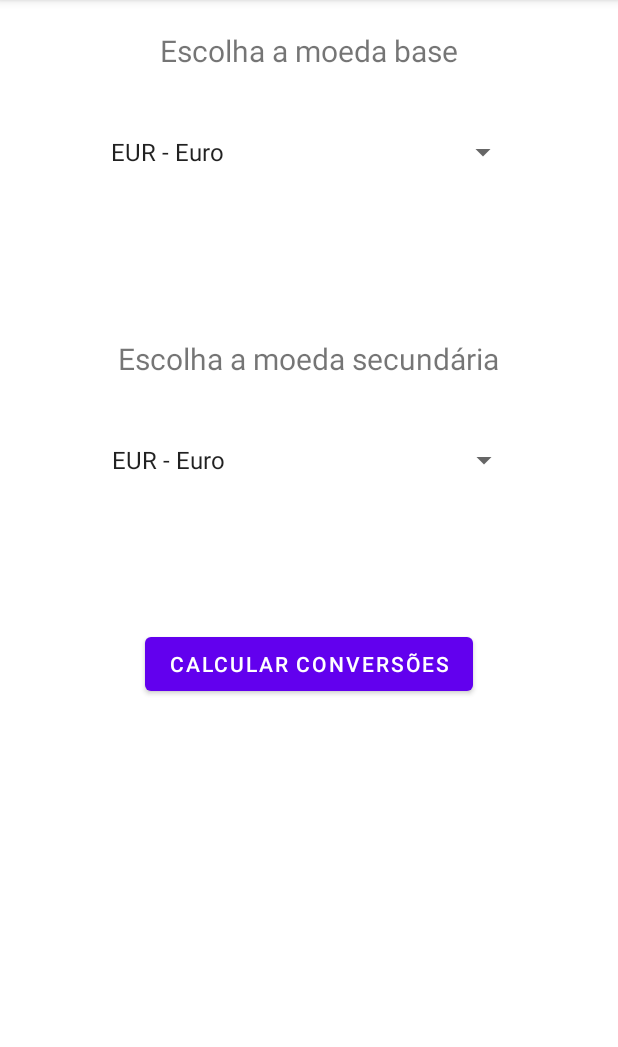
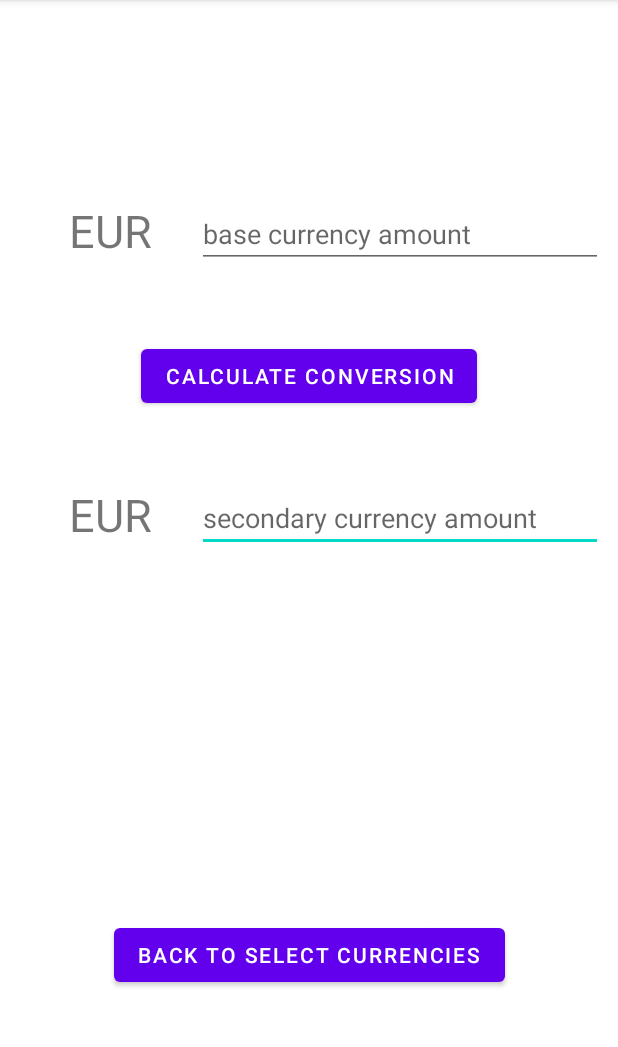
Before and after one commit to jandrevl/CurrencyConverterApp, an Android app: the screen it shows after launch (MainActivity before the commit, CurrencyCalculationActivity after it), after a tap on "CALCULAR CONVERSÕES", on a phone screen of 412 x 824 dp, the part 84-1131 px from its top. Run offline under Robolectric (Android 15) with nearby library versions, the phone set to English and light mode, and no system bars; Roboto replaces fonts that are not available here.

Commit message:
Continuing implementing the second activity

```diff
--- a/app/src/main/java/com/jandrevl/thecurrencyconverter/CurrencyCalculationActivity.java
+++ b/app/src/main/java/com/jandrevl/thecurrencyconverter/CurrencyCalculationActivity.java
@@ -2,13 +2,65 @@ package com.jandrevl.thecurrencyconverter;
 
 import androidx.appcompat.app.AppCompatActivity;
 
+import android.content.Intent;
 import android.os.Bundle;
+import android.util.Log;
+import android.view.MotionEvent;
+import android.view.View;
+import android.widget.EditText;
+import android.widget.TextView;
 
 public class CurrencyCalculationActivity extends AppCompatActivity {
+
+    double conversionRate = 0;
+    EditText baseCurrencyEditText;
+    EditText currencyEditText;
 
     @Override
     protected void onCreate(Bundle savedInstanceState) {
         super.onCreate(savedInstanceState);
         setContentView(R.layout.activity_currency_calculation);
+
+        baseCurrencyEditText = findViewById(R.id.baseCurrencyEditText);
+        currencyEditText = findViewById(R.id.secondaryCurrencyEditText);
+        baseCurrencyEditText.setOnTouchListener(new View.OnTouchListener() {
+            @Override
+            public boolean onTouch(View view, MotionEvent motionEvent) {
+                baseCurrencyEditText.setText(null);
+                currencyEditText.setText(null);
+                return false;
+            }
+        });
+        currencyEditText.setOnTouchListener(new View.OnTouchListener() {
+            @Override
+            public boolean onTouch(View view, MotionEvent motionEvent) {
+                baseCurrencyEditText.setText(null);
+                currencyEditText.setText(null);
+                return false;
+            }
+        });
+
+        Intent intent = getIntent();
+
+        String baseCurrency = intent.getStringExtra("baseCurrency");
+        String currency = intent.getStringExtra("currency");
+        TextView baseCurrencyTextView = findViewById(R.id.baseCurrencyTextView);
+        TextView currencyTextView = findViewById(R.id.secondaryCurrencyTextView);
+        baseCurrencyTextView.setText(baseCurrency);
+        currencyTextView.setText(currency);
+
+        conversionRate = intent.getDoubleExtra("conversionRate", 0);
+        Log.i("Conversion Rate received", String.valueOf(conversionRate));
+
+    }
+
+    public void calculateConversion(View view) {
+
+    }
+
+
+
+    public void backToMainActivity(View view) {
+        finish();
     }
 }
--- a/app/src/main/java/com/jandrevl/thecurrencyconverter/MainActivity.java
+++ b/app/src/main/java/com/jandrevl/thecurrencyconverter/MainActivity.java
@@ -1,6 +1,8 @@
 package com.jandrevl.thecurrencyconverter;
 
 import androidx.appcompat.app.AppCompatActivity;
+
+import android.content.Intent;
 import android.os.Bundle;
 import android.util.Log;
 import android.view.View;
@@ -77,7 +79,8 @@ public class MainActivity extends AppCompatActivity {
         DownloadTask downloadTask = new DownloadTask();
         String resultString = null;
         String urlString = "https://api.apilayer.com/exchangerates_data/latest?apikey=" + apiKey + "&base=" + baseCurrency + "&symbols=" + currency;
-        double conversionRate = 0;
+        double conversionRate = 2;
+        /* Just for testing purposes
         try {
             resultString = downloadTask.execute(urlString).get();
             Log.i("ResultString:", resultString);
@@ -89,6 +92,14 @@ public class MainActivity extends AppCompatActivity {
             Toast.makeText(this, "Unable to get Rate", Toast.LENGTH_LONG).show();
         }
 
+         */
+
+        Intent intent = new Intent(getApplicationContext(), CurrencyCalculationActivity.class);
+        intent.putExtra("conversionRate", conversionRate);
+        intent.putExtra("baseCurrency", baseCurrency);
+        intent.putExtra("currency", currency);
+        startActivity(intent);
+
 
 
     }
--- a/app/src/main/res/layout/activity_currency_calculation.xml
+++ b/app/src/main/res/layout/activity_currency_calculation.xml
@@ -65,9 +65,10 @@
         android:id="@+id/conversionButton"
         android:layout_width="wrap_content"
         android:layout_height="wrap_content"
-        android:layout_marginStart="92dp"
         android:layout_marginTop="48dp"
+        android:onClick="calculateConversion"
         android:text="Calculate Conversion"
+        app:layout_constraintEnd_toEndOf="parent"
         app:layout_constraintStart_toStartOf="parent"
         app:layout_constraintTop_toBottomOf="@+id/baseCurrencyEditText" />
 
@@ -76,6 +77,7 @@
         android:layout_width="wrap_content"
         android:layout_height="wrap_content"
         android:layout_marginBottom="107dp"
+        android:onClick="backToMainActivity"
         android:text="Back to Select Currencies"
         app:layout_constraintBottom_toBottomOf="parent"
         app:layout_constraintEnd_toEndOf="parent"
```
